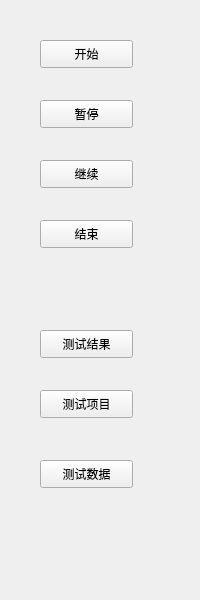
Qt form IDC_TestSystem/common/toolbox/testtoolwid.ui (ChinaClever/IDC_TestSystem) before a commit.
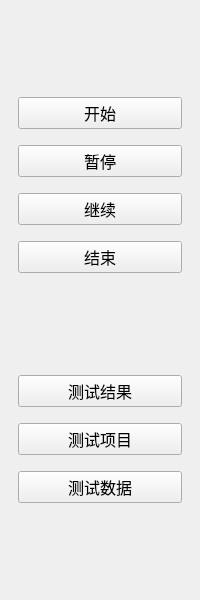
The same form after that commit.

Commit message: 自动化测试结果ui

```diff
--- a/IDC_TestSystem/common/toolbox/testtoolwid.ui
+++ b/IDC_TestSystem/common/toolbox/testtoolwid.ui
@@ -10,109 +10,123 @@
     <height>600</height>
    </rect>
   </property>
+  <property name="font">
+   <font>
+    <family>微软雅黑</family>
+    <pointsize>12</pointsize>
+   </font>
+  </property>
   <property name="windowTitle">
    <string>Form</string>
   </property>
-  <widget class="QPushButton" name="testItemBtn">
-   <property name="geometry">
-    <rect>
-     <x>40</x>
-     <y>390</y>
-     <width>93</width>
-     <height>28</height>
-    </rect>
+  <layout class="QVBoxLayout" name="verticalLayout">
+   <property name="spacing">
+    <number>16</number>
    </property>
-   <property name="text">
-    <string>测试项目</string>
+   <property name="leftMargin">
+    <number>18</number>
    </property>
-  </widget>
-  <widget class="QPushButton" name="testDataBtn">
-   <property name="geometry">
-    <rect>
-     <x>40</x>
-     <y>460</y>
-     <width>93</width>
-     <height>28</height>
-    </rect>
+   <property name="rightMargin">
+    <number>18</number>
    </property>
-   <property name="text">
-    <string>测试数据</string>
-   </property>
-  </widget>
-  <widget class="QPushButton" name="resultBtn">
-   <property name="geometry">
-    <rect>
-     <x>40</x>
-     <y>330</y>
-     <width>93</width>
-     <height>28</height>
-    </rect>
-   </property>
-   <property name="text">
-    <string>测试结果</string>
-   </property>
-  </widget>
+   <item>
+    <spacer name="verticalSpacer">
+     <property name="orientation">
+      <enum>Qt::Vertical</enum>
+     </property>
+     <property name="sizeHint" stdset="0">
+      <size>
+       <width>20</width>
+       <height>34</height>
+      </size>
+     </property>
+    </spacer>
+   </item>
+   <item>
   <widget class="QPushButton" name="startBtn">
-   <property name="geometry">
-    <rect>
-     <x>40</x>
-     <y>40</y>
-     <width>93</width>
-     <height>28</height>
-    </rect>
-   </property>
    <property name="text">
     <string>开始</string>
    </property>
   </widget>
+   </item>
+   <item>
   <widget class="QPushButton" name="pauseBtn">
    <property name="enabled">
     <bool>true</bool>
    </property>
-   <property name="geometry">
-    <rect>
-     <x>40</x>
-     <y>100</y>
-     <width>93</width>
-     <height>28</height>
-    </rect>
-   </property>
    <property name="text">
     <string>暂停</string>
    </property>
   </widget>
-  <widget class="QPushButton" name="overBtn">
-   <property name="enabled">
-    <bool>true</bool>
-   </property>
-   <property name="geometry">
-    <rect>
-     <x>40</x>
-     <y>220</y>
-     <width>93</width>
-     <height>28</height>
-    </rect>
-   </property>
-   <property name="text">
-    <string>结束</string>
-   </property>
-  </widget>
+   </item>
+   <item>
   <widget class="QPushButton" name="continueBtn">
    <property name="enabled">
     <bool>true</bool>
    </property>
-   <property name="geometry">
-    <rect>
-     <x>40</x>
-     <y>160</y>
-     <width>93</width>
-     <height>28</height>
-    </rect>
-   </property>
    <property name="text">
     <string>继续</string>
    </property>
   </widget>
+   </item>
+   <item>
+    <widget class="QPushButton" name="overBtn">
+     <property name="enabled">
+      <bool>true</bool>
+     </property>
+     <property name="text">
+      <string>结束</string>
+     </property>
+    </widget>
+   </item>
+   <item>
+    <spacer name="verticalSpacer_5">
+     <property name="orientation">
+      <enum>Qt::Vertical</enum>
+     </property>
+     <property name="sizeHint" stdset="0">
+      <size>
+       <width>20</width>
+       <height>34</height>
+      </size>
+     </property>
+    </spacer>
+   </item>
+   <item>
+    <widget class="QPushButton" name="resultBtn">
+     <property name="text">
+      <string>测试结果</string>
+     </property>
+    </widget>
+   </item>
+   <item>
+    <widget class="QPushButton" name="testItemBtn">
+     <property name="text">
+      <string>测试项目</string>
+     </property>
+    </widget>
+   </item>
+   <item>
+    <widget class="QPushButton" name="testDataBtn">
+     <property name="text">
+      <string>测试数据</string>
+     </property>
+    </widget>
+   </item>
+   <item>
+    <spacer name="verticalSpacer_8">
+     <property name="orientation">
+      <enum>Qt::Vertical</enum>
+     </property>
+     <property name="sizeHint" stdset="0">
+      <size>
+       <width>20</width>
+       <height>34</height>
+      </size>
+     </property>
+    </spacer>
+   </item>
+  </layout>
  </widget>
  <resources/>
  <connections/>
```
Lines whose indentation alone changed are shown as unchanged. The commit also changes 21 other files.
